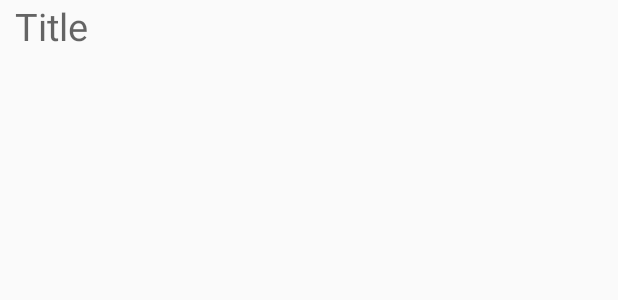
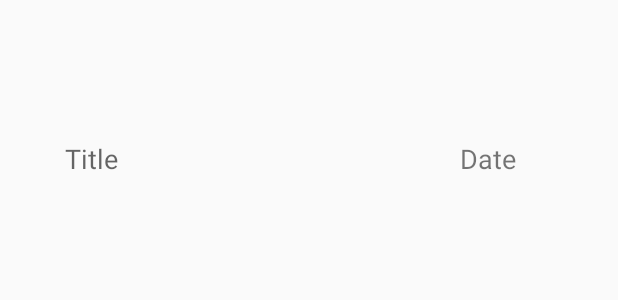
Before and after one commit to anniedo92/MyNote, an Android app: the layout list_note.xml on its own in the app's theme, with its tools: preview values and no code run, on a phone screen of 412 x 824 dp. Shown: the top 300 px of the screen. Run offline under Robolectric (Android 15) with nearby library versions, the phone set to English and light mode, and no system bars.

Commit message:
fixed list view in NoteActivity, still have a bit error

```diff
--- a/app/src/main/java/com/example/mynote/EditNoteActivity.java
+++ b/app/src/main/java/com/example/mynote/EditNoteActivity.java
@@ -25,6 +25,7 @@ public class EditNoteActivity extends AppCompatActivity {
         this.editText = (EditText) findViewById(R.id.editTitle);
         this.btnCancel = (Button) findViewById(R.id.btnCancel);
         this.editText = (EditText) findViewById(R.id.editFullText);
+        this.btnSave = (Button) findViewById(R.id.btnSave);
 
         note = new Note();
 
--- a/app/src/main/java/com/example/mynote/NoteAdapter.java
+++ b/app/src/main/java/com/example/mynote/NoteAdapter.java
@@ -31,8 +31,8 @@ public class NoteAdapter extends ArrayAdapter<Note> {
                 v = vi.inflate(R.layout.list_note, null);
             }
 
-            TextView title = (TextView) v.findViewById(R.id.title);
-            TextView date = (TextView) v.findViewById(R.id.date);
+            TextView title = (TextView) v.findViewById(R.id.textTitle);
+            TextView date = (TextView) v.findViewById(R.id.textDate);
 
         }
         catch (Exception e) {
--- a/app/src/main/res/drawable/note_background.xml
+++ /dev/null
@@ -1,6 +0,0 @@
-<?xml version="1.0" encoding="utf-8"?>
-<shape xmlns:android="http://schemas.android.com/apk/res/android">
-    <solid android:color="#fffffacb"/>
-    <stroke android:width="1dip" android:color="#ffbe9747" />
-    <corners android:radius="10dip"/>
-</shape>
--- a/app/src/main/res/layout/list_note.xml
+++ b/app/src/main/res/layout/list_note.xml
@@ -5,21 +5,26 @@
     android:id="@+id/list_note">
 
     <TextView
+        android:id="@+id/textTitle"
         android:layout_width="wrap_content"
         android:layout_height="wrap_content"
         android:layout_alignParentLeft="true"
-        android:layout_marginLeft="10sp"
-        android:textSize="25sp"
+        android:layout_alignParentTop="true"
+        android:layout_marginLeft="43dp"
+        android:layout_marginTop="93dp"
         android:hint="@string/no_title"
-        android:id="@+id/title" />
+        android:textSize="18sp" />
 
     <TextView
+        android:id="@+id/textDate"
         android:layout_width="wrap_content"
         android:layout_height="wrap_content"
-        android:textSize="25sp"
-        android:id="@+id/date"
-        android:layout_alignParentRight="true"
-        android:layout_marginRight="10sp"/>
+        android:layout_alignParentTop="true"
+        android:layout_alignParentEnd="true"
+        android:layout_marginTop="93dp"
+        android:layout_marginEnd="68dp"
+        android:text="Date"
+        android:textSize="18sp" />
 
 
 </RelativeLayout>
```
Also changed, not shown: app/src/main/java/com/example/mynote/NoteActivity.java (+44 -41 lines), app/src/main/java/com/example/mynote/NoteDataSource.java (+14 -14 lines).
